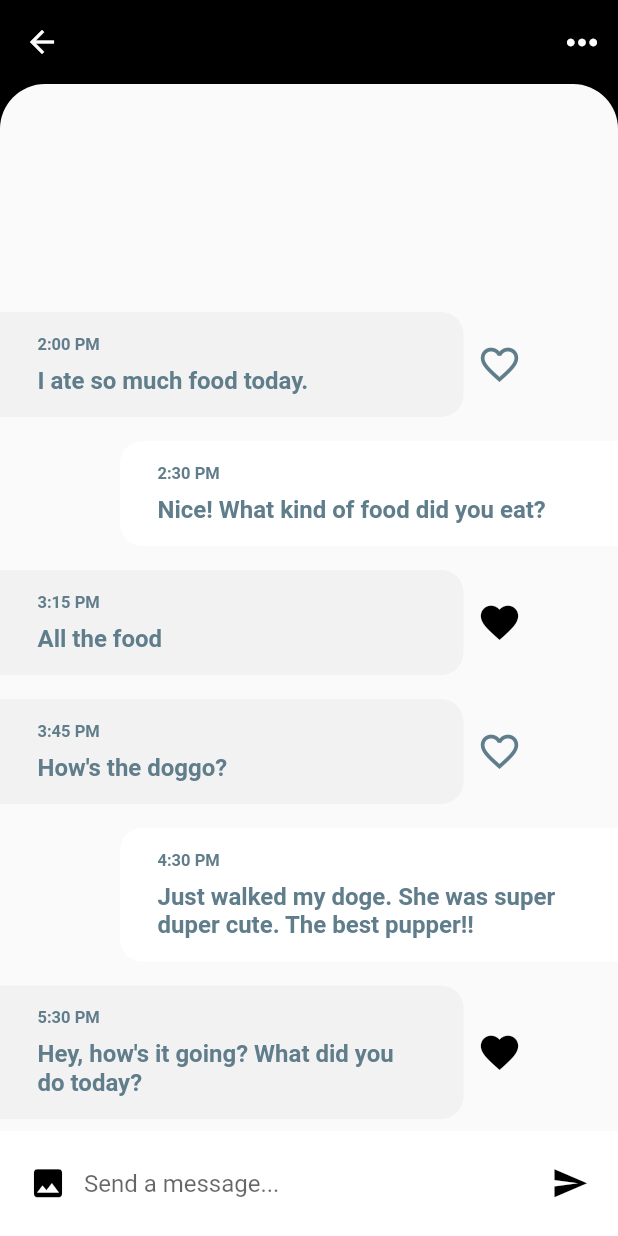
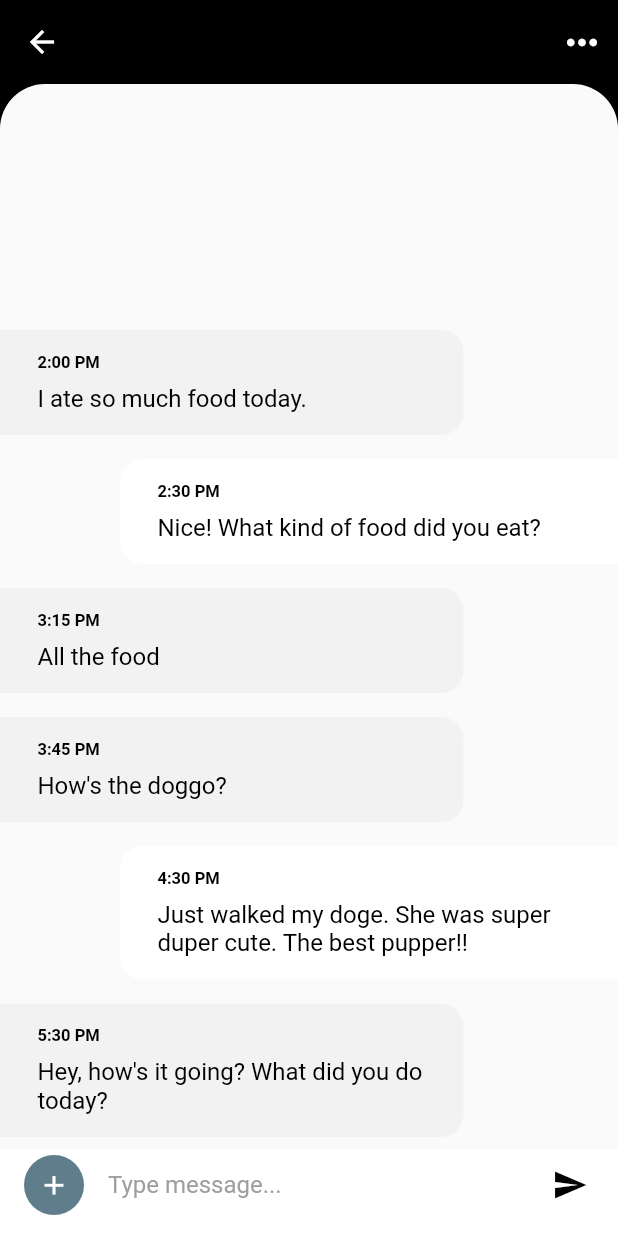
Before and after one commit to sreeteja06/chatsio, a Flutter app: the ChatScreen screen opened directly with empty values, on a phone screen of 412 x 824 dp. Run offline on Flutter 3.47's test engine with Material 2 defaults, Android fonts, the phone set to English and light mode, and no system bars.

Commit message:
send menu items

```diff
--- /dev/null
+++ b/lib/models/send_menu_items.dart
@@ -0,0 +1,9 @@
+import 'package:flutter/cupertino.dart';
+import 'package:flutter/material.dart';
+
+class SendMenuItems{
+  String text;
+  IconData icons;
+  MaterialColor color;
+  SendMenuItems({@required this.text,@required this.icons,@required this.color});
+}
--- a/lib/screens/chat_screen.dart
+++ b/lib/screens/chat_screen.dart
@@ -1,6 +1,7 @@
 import 'package:flutter/material.dart';
 import 'package:flutter_chat_ui/models/message_model.dart';
 import 'package:flutter_chat_ui/models/user_model.dart';
+import '../models/send_menu_items.dart';
 
 class ChatScreen extends StatefulWidget {
   final User user;
@@ -12,6 +13,17 @@ class ChatScreen extends StatefulWidget {
 }
 
 class _ChatScreenState extends State<ChatScreen> {
+  List<SendMenuItems> menuItems = [
+    SendMenuItems(
+        text: "Photos & Videos", icons: Icons.image, color: Colors.amber),
+    SendMenuItems(
+        text: "Document", icons: Icons.insert_drive_file, color: Colors.blue),
+    SendMenuItems(text: "Audio", icons: Icons.music_note, color: Colors.orange),
+    SendMenuItems(
+        text: "Location", icons: Icons.location_on, color: Colors.green),
+    SendMenuItems(text: "Contact", icons: Icons.person, color: Colors.purple),
+  ];
+
   _buildMessage(Message message, bool isMe) {
     final Container msg = Container(
       margin: isMe
@@ -44,7 +56,7 @@ class _ChatScreenState extends State<ChatScreen> {
           Text(
             message.time,
             style: TextStyle(
-              color: Colors.blueGrey,
+              color: Colors.black,
               fontSize: 11.0,
               fontWeight: FontWeight.w600,
             ),
@@ -53,9 +65,8 @@ class _ChatScreenState extends State<ChatScreen> {
           Text(
             message.text,
             style: TextStyle(
-              color: Colors.blueGrey,
+              color: Colors.black,
               fontSize: 16.0,
-              fontWeight: FontWeight.w600,
             ),
           ),
         ],
@@ -67,51 +78,86 @@ class _ChatScreenState extends State<ChatScreen> {
     return Row(
       children: <Widget>[
         msg,
-        IconButton(
-          icon: message.isLiked
-              ? Icon(Icons.favorite)
-              : Icon(Icons.favorite_border),
-          iconSize: 30.0,
-          color: message.isLiked
-              ? Theme.of(context).primaryColor
-              : Colors.blueGrey,
-          onPressed: () {},
-        )
+        // IconButton(
+        //   icon: message.isLiked
+        //       ? Icon(Icons.favorite)
+        //       : Icon(Icons.favorite_border),
+        //   iconSize: 30.0,
+        //   color: message.isLiked
+        //       ? Theme.of(context).primaryColor
+        //       : Colors.blueGrey,
+        //   onPressed: () {},
+        // )
       ],
     );
   }
 
-  _buildMessageComposer() {
+  showModal() {
+    showModalBottomSheet(
+        context: context,
+        isScrollControlled: true,
+        builder: (context) {
           return Container(
-      padding: EdgeInsets.symmetric(horizontal: 8.0),
-      height: 70.0,
+            // height: MediaQuery.of(context).size.height / 2,
+            color: Color(0xff737373),
+            child: SingleChildScrollView(
+              padding: EdgeInsets.only(
+                bottom: MediaQuery.of(context).viewInsets.bottom,
+              ),
+              child: Container(
+                decoration: BoxDecoration(
                   color: Colors.white,
-      child: Row(
+                  borderRadius: BorderRadius.only(
+                      topRight: Radius.circular(20),
+                      topLeft: Radius.circular(20)),
+                ),
+                child: Column(
                   children: <Widget>[
-          IconButton(
-            icon: Icon(Icons.photo),
-            iconSize: 25.0,
-            color: Theme.of(context).primaryColor,
-            onPressed: () {},
+                    SizedBox(
+                      height: 16,
                     ),
-          Expanded(
-            child: TextField(
-              textCapitalization: TextCapitalization.sentences,
-              onChanged: (value) {},
-              decoration: InputDecoration.collapsed(
-                hintText: 'Send a message...',
+                    Center(
+                      child: Container(
+                        height: 4,
+                        width: 50,
+                        color: Colors.grey.shade200,
+                      ),
+                    ),
+                    SizedBox(
+                      height: 10,
+                    ),
+                    ListView.builder(
+                      itemCount: menuItems.length,
+                      shrinkWrap: true,
+                      physics: NeverScrollableScrollPhysics(),
+                      itemBuilder: (context, index) {
+                        return Container(
+                          padding: EdgeInsets.only(top: 10, bottom: 10),
+                          child: ListTile(
+                            leading: Container(
+                              decoration: BoxDecoration(
+                                borderRadius: BorderRadius.circular(30),
+                                color: menuItems[index].color.shade50,
+                              ),
+                              height: 50,
+                              width: 50,
+                              child: Icon(
+                                menuItems[index].icons,
+                                size: 20,
+                                color: menuItems[index].color.shade400,
+                              ),
+                            ),
+                            title: Text(menuItems[index].text),
+                          ),
+                        );
+                      },
+                    )
+                  ],
                 ),
               ),
             ),
-          IconButton(
-            icon: Icon(Icons.send),
-            iconSize: 25.0,
-            color: Theme.of(context).primaryColor,
-            onPressed: () {},
-          ),
-        ],
-      ),
           );
+        });
   }
 
   @override
@@ -167,7 +213,64 @@ class _ChatScreenState extends State<ChatScreen> {
                 ),
               ),
             ),
-            _buildMessageComposer(),
+            Container(
+              padding: EdgeInsets.only(left: 16, bottom: 10),
+              // height: 80,
+              width: double.infinity,
+              color: Colors.white,
+              child: Row(
+                children: <Widget>[
+                  GestureDetector(
+                    onTap: () {
+                      showModal();
+                    },
+                    child: Container(
+                      height: 40,
+                      width: 40,
+                      decoration: BoxDecoration(
+                        color: Colors.blueGrey,
+                        borderRadius: BorderRadius.circular(30),
+                      ),
+                      child: Icon(
+                        Icons.add,
+                        color: Colors.white,
+                        size: 21,
+                      ),
+                    ),
+                  ),
+                  SizedBox(
+                    width: 16,
+                  ),
+                  Expanded(
+                    child: TextField(
+                      decoration: InputDecoration(
+                          hintText: "Type message...",
+                          hintStyle: TextStyle(color: Colors.grey.shade500),
+                          border: InputBorder.none),
+                    ),
+                  ),
+                  SizedBox(
+                    width: 16,
+                  ),
+                  Padding(
+                    padding: const EdgeInsets.only(right: 8.0),
+                    child: IconButton(
+                      onPressed: () {},
+                      icon: Icon(
+                        Icons.send,
+                        color: Colors.black,
+                      ),
+                      // child: Icon(
+                      //   Icons.send,
+                      //   color: Colors.black,
+                      // ),
+                      // backgroundColor: Colors.pink,
+                      // elevation: 0,
+                    ),
+                  ),
+                ],
+              ),
+            ),
           ],
         ),
       ),
```
Lines whose indentation alone changed are shown as unchanged.
